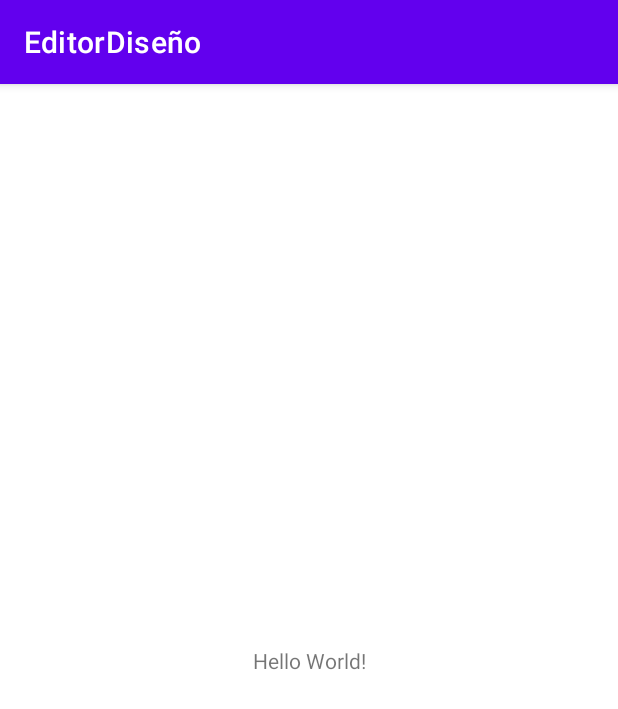
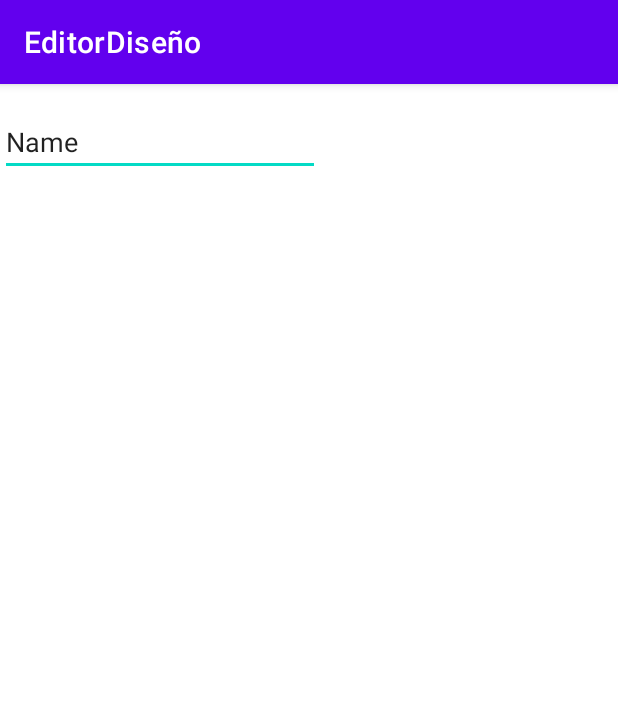
Before and after one commit to javiersanchzgil/EditorDisen, an Android app: the screen it shows after launch (MainActivity), on a phone screen of 412 x 824 dp. Shown: the top 709 px of the screen. Run offline under Robolectric (Android 15) with nearby library versions, the phone set to English and light mode, and no system bars.

Commit message:
primer commit

```diff
--- a/app/src/main/res/layout/activity_main.xml
+++ b/app/src/main/res/layout/activity_main.xml
@@ -6,13 +6,14 @@
     android:layout_height="match_parent"
     tools:context=".MainActivity">
 
-    <TextView
+    <EditText
+        android:id="@+id/editTextTextPersonName2"
         android:layout_width="wrap_content"
         android:layout_height="wrap_content"
-        android:text="Hello World!"
-        app:layout_constraintBottom_toBottomOf="parent"
-        app:layout_constraintEnd_toEndOf="parent"
-        app:layout_constraintStart_toStartOf="parent"
-        app:layout_constraintTop_toTopOf="parent" />
-
+        android:layout_marginTop="16dp"
+        android:ems="10"
+        android:inputType="textPersonName"
+        android:text="Name"
+        app:layout_constraintTop_toTopOf="parent"
+        tools:layout_editor_absoluteX="8dp" />
 </androidx.constraintlayout.widget.ConstraintLayout>
```
